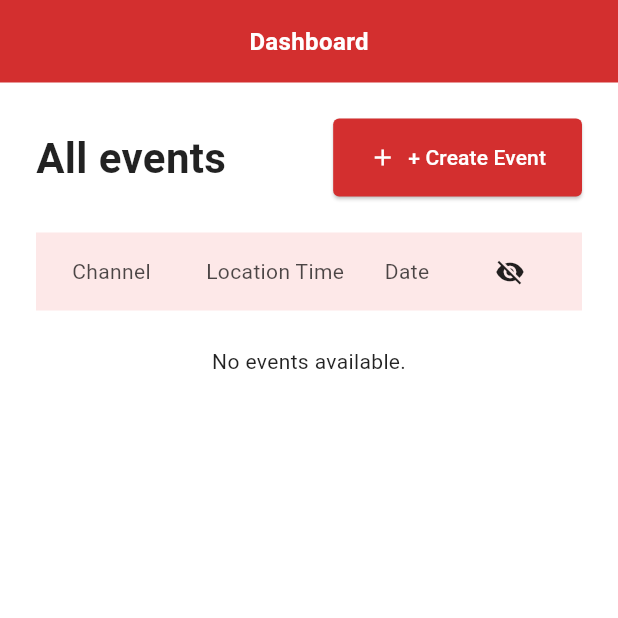
After one commit to flutter-maktech/mse_admin_dashboard, a Flutter app: the AllEventsView screen opened by its route, on a phone screen of 412 x 824 dp, the top half of it. The commit adds this screen. Run offline on Flutter 3.47's test engine with Material 3 defaults, Android fonts, the phone set to English and light mode, and no system bars; our stand-ins replace get; network calls fail.

Commit message:
race update,delate,all event fatch successfully

```diff
--- /dev/null
+++ b/lib/app/data/models/event_model.dart
@@ -0,0 +1,45 @@
+class EventModel {
+  int? id;
+  String? tvBroadcastChanel;
+  String? radioBroadcastChanel;
+  String? location;
+  String? startedAt;
+  int? raceId;
+  String? createdAt;
+  String? updatedAt;
+
+  EventModel({
+    this.id,
+    this.tvBroadcastChanel,
+    this.radioBroadcastChanel,
+    this.location,
+    this.startedAt,
+    this.raceId,
+    this.createdAt,
+    this.updatedAt,
+  });
+
+  EventModel.fromJson(Map<String, dynamic> json) {
+    id = json['id'];
+    tvBroadcastChanel = json['tv_broadcast_chanel'];
+    radioBroadcastChanel = json['radio_broadcast_chanel'];
+    location = json['location'];
+    startedAt = json['started_at'];
+    raceId = json['race_id'];
+    createdAt = json['created_at'];
+    updatedAt = json['updated_at'];
+  }
+
+  Map<String, dynamic> toJson() {
+    final Map<String, dynamic> data = <String, dynamic>{};
+    data['id'] = id;
+    data['tv_broadcast_chanel'] = tvBroadcastChanel;
+    data['radio_broadcast_chanel'] = radioBroadcastChanel;
+    data['location'] = location;
+    data['started_at'] = startedAt;
+    data['race_id'] = raceId;
+    data['created_at'] = createdAt;
+    data['updated_at'] = updatedAt;
+    return data;
+  }
+}
--- a/lib/app/data/models/race_model.dart
+++ b/lib/app/data/models/race_model.dart
@@ -1,3 +1,5 @@
+import 'event_model.dart';
+
 class RaceModel {
   int? id;
   String? name;
@@ -5,6 +7,7 @@ class RaceModel {
   int? serialNumber;
   String? createdAt;
   String? updatedAt;
+  List<EventModel>? events;
 
   RaceModel({
     this.id,
@@ -13,6 +16,7 @@ class RaceModel {
     this.serialNumber,
     this.createdAt,
     this.updatedAt,
+    this.events,
   });
 
   RaceModel.fromJson(Map<String, dynamic> json) {
@@ -22,6 +26,12 @@ class RaceModel {
     serialNumber = json['serial_number'];
     createdAt = json['created_at'];
     updatedAt = json['updated_at'];
+    if (json['events'] != null) {
+      events = <EventModel>[];
+      json['events'].forEach((v) {
+        events!.add(EventModel.fromJson(v));
+      });
+    }
   }
 
   Map<String, dynamic> toJson() {
@@ -32,6 +42,9 @@ class RaceModel {
     data['serial_number'] = serialNumber;
     data['created_at'] = createdAt;
     data['updated_at'] = updatedAt;
+    if (events != null) {
+      data['events'] = events!.map((v) => v.toJson()).toList();
+    }
     return data;
   }
 }
--- /dev/null
+++ b/lib/app/modules/all_events/bindings/all_events_binding.dart
@@ -0,0 +1,9 @@
+import 'package:get/get.dart';
+import '../controllers/all_events_controller.dart';
+
+class AllEventsBinding extends Bindings {
+  @override
+  void dependencies() {
+    Get.lazyPut<AllEventsController>(() => AllEventsController());
+  }
+}
--- /dev/null
+++ b/lib/app/modules/all_events/controllers/all_events_controller.dart
@@ -0,0 +1,34 @@
+import 'package:get/get.dart';
+import '../../../data/models/event_model.dart';
+import 'package:intl/intl.dart';
+
+class AllEventsController extends GetxController {
+  final rxEvents = <EventModel>[].obs;
+
+  @override
+  void onInit() {
+    super.onInit();
+    final events = Get.arguments as List<EventModel>? ?? [];
+    rxEvents.assignAll(events);
+  }
+
+  String formatTime(String? isoString) {
+    if (isoString == null || isoString.isEmpty) return 'N/A';
+    try {
+      final date = DateTime.parse(isoString);
+      return DateFormat('hh:mm a').format(date);
+    } catch (e) {
+      return 'Invalid Time';
+    }
+  }
+
+  String formatDate(String? isoString) {
+    if (isoString == null || isoString.isEmpty) return 'N/A';
+    try {
+      final date = DateTime.parse(isoString);
+      return DateFormat('dd/MM/yyyy').format(date);
+    } catch (e) {
+      return 'Invalid Date';
+    }
+  }
+}
--- /dev/null
+++ b/lib/app/modules/all_events/views/all_events_view.dart
@@ -0,0 +1,120 @@
+import 'package:flutter/material.dart';
+import 'package:get/get.dart';
+import '../controllers/all_events_controller.dart';
+import '../../../constants/app_colors.dart';
+
+class AllEventsView extends GetView<AllEventsController> {
+  const AllEventsView({Key? key}) : super(key: key);
+
+  @override
+  Widget build(BuildContext context) {
+    return Scaffold(
+      backgroundColor: AppColors.rowWhite,
+      body: SingleChildScrollView(
+        child: Column(
+          crossAxisAlignment: CrossAxisAlignment.start,
+          children: [
+            // Top Dashboard button
+            Container(
+              width: double.infinity,
+              color: AppColors.primaryRed,
+              padding: const EdgeInsets.symmetric(vertical: 16),
+              alignment: Alignment.center,
+              child: InkWell(
+                onTap: () => Get.back(),
+                child: const Text('Dashboard', style: TextStyle(color: AppColors.rowWhite, fontSize: 16, fontWeight: FontWeight.bold)),
+              ),
+            ),
+
+            Padding(
+              padding: const EdgeInsets.all(24.0),
+              child: Column(
+                crossAxisAlignment: CrossAxisAlignment.start,
+                children: [
+                  Row(
+                    mainAxisAlignment: MainAxisAlignment.spaceBetween,
+                    children: [
+                      const Text(
+                        'All events',
+                        style: TextStyle(fontSize: 28, fontWeight: FontWeight.bold, color: AppColors.textBlack),
+                      ),
+                      ElevatedButton.icon(
+                        style: ElevatedButton.styleFrom(
+                          backgroundColor: AppColors.primaryRed,
+                          foregroundColor: AppColors.rowWhite,
+                          padding: const EdgeInsets.symmetric(horizontal: 24, vertical: 16),
+                          shape: RoundedRectangleBorder(borderRadius: BorderRadius.circular(4)),
+                        ),
+                        onPressed: () {
+                          // Handle create event
+                        },
+                        icon: const Icon(Icons.add, size: 18),
+                        label: const Text('+ Create Event'),
+                      ),
+                    ],
+                  ),
+                  const SizedBox(height: 24),
+
+                  // Table Header
+                  Container(
+                    padding: const EdgeInsets.symmetric(horizontal: 24, vertical: 16),
+                    decoration: const BoxDecoration(color: AppColors.headerPink),
+                    child: Row(
+                      children: [
+                        Expanded(flex: 3, child: Text('Channel', style: TextStyle(color: AppColors.textBlack.withOpacity(0.7)))),
+                        Expanded(flex: 2, child: Text('Location', style: TextStyle(color: AppColors.textBlack.withOpacity(0.7)))),
+                        Expanded(flex: 2, child: Text('Time', style: TextStyle(color: AppColors.textBlack.withOpacity(0.7)))),
+                        Expanded(flex: 2, child: Text('Date', style: TextStyle(color: AppColors.textBlack.withOpacity(0.7)))),
+                        const SizedBox(width: 48, child: Icon(Icons.visibility_off, size: 20)),
+                      ],
+                    ),
+                  ),
+
+                  // Table Body
+                  Obx(() {
+                    if (controller.rxEvents.isEmpty) {
+                      return const Padding(
+                        padding: EdgeInsets.all(24.0),
+                        child: Center(child: Text('No events available.', style: TextStyle(color: AppColors.textBlack))),
+                      );
+                    }
+
+                    return ListView.builder(
+                      shrinkWrap: true,
+                      physics: const NeverScrollableScrollPhysics(),
+                      itemCount: controller.rxEvents.length,
+                      itemBuilder: (context, index) {
+                        final event = controller.rxEvents[index];
+                        final isEven = index % 2 == 0;
+
+                        return Container(
+                          padding: const EdgeInsets.symmetric(horizontal: 24, vertical: 16),
+                          color: isEven ? AppColors.rowGrey : AppColors.rowWhite,
+                          child: Row(
+                            children: [
+                              Expanded(flex: 3, child: Text(event.tvBroadcastChanel ?? 'N/A', style: const TextStyle(color: AppColors.textBlack))),
+                              Expanded(flex: 2, child: Text(event.location ?? 'N/A', style: const TextStyle(color: AppColors.textBlack))),
+                              Expanded(flex: 2, child: Text(controller.formatTime(event.startedAt), style: const TextStyle(color: AppColors.textBlack))),
+                              Expanded(flex: 2, child: Text(controller.formatDate(event.startedAt), style: const TextStyle(color: AppColors.textBlack))),
+                              const SizedBox(
+                                width: 48,
+                                child: Align(
+                                  alignment: Alignment.centerRight,
+                                  child: Icon(Icons.more_vert, size: 20, color: AppColors.textBlack),
+                                ),
+                              ),
+                            ],
+                          ),
+                        );
+                      },
+                    );
+                  }),
+                ],
+              ),
+            ),
+          ],
+        ),
+      ),
+    );
+  }
+}
--- a/lib/app/routes/app_pages.dart
+++ b/lib/app/routes/app_pages.dart
@@ -4,6 +4,10 @@ import '../modules/home/bindings/home_binding.dart';
 import '../modules/home/views/home_view.dart';
 import '../modules/race_admin/bindings/race_admin_binding.dart';
 import '../modules/race_admin/views/race_admin_view.dart';
+import '../modules/update_race/bindings/update_race_binding.dart';
+import '../modules/update_race/views/update_race_view.dart';
+import '../modules/all_events/bindings/all_events_binding.dart';
+import '../modules/all_events/views/all_events_view.dart';
 
 part 'app_routes.dart';
 
@@ -23,5 +27,15 @@ class AppPages {
       page: () => const RaceAdminView(),
       binding: RaceAdminBinding(),
     ),
+    GetPage(
+      name: _Paths.UPDATE_RACE,
+      page: () => const UpdateRaceView(),
+      binding: UpdateRaceBinding(),
+    ),
+    GetPage(
+      name: _Paths.ALL_EVENTS,
+      page: () => const AllEventsView(),
+      binding: AllEventsBinding(),
+    ),
   ];
 }
--- a/lib/app/routes/app_routes.dart
+++ b/lib/app/routes/app_routes.dart
@@ -5,10 +5,14 @@ abstract class Routes {
   Routes._();
   static const HOME = _Paths.HOME;
   static const RACE_ADMIN = _Paths.RACE_ADMIN;
+  static const UPDATE_RACE = _Paths.UPDATE_RACE;
+  static const ALL_EVENTS = _Paths.ALL_EVENTS;
 }
 
 abstract class _Paths {
   _Paths._();
   static const HOME = '/home';
   static const RACE_ADMIN = '/race-admin';
+  static const UPDATE_RACE = '/update-race';
+  static const ALL_EVENTS = '/all-events';
 }
--- a/pubspec.yaml
+++ b/pubspec.yaml
@@ -35,6 +35,7 @@ dependencies:
   # Use with the CupertinoIcons class for iOS style icons.
   cupertino_icons: ^1.0.8
   get: ^4.7.3
+  intl: ^0.20.3
 
 dev_dependencies:
   flutter_test:
```
Also changed, not shown: lib/app/data/providers/api_provider.dart (+14 -0 lines), lib/app/modules/race_admin/controllers/race_admin_controller.dart (+11 -0 lines), lib/app/modules/race_admin/views/race_admin_view.dart (+77 -14 lines), lib/app/modules/update_race/bindings/update_race_binding.dart (added, +12 -0 lines), lib/app/modules/update_race/controllers/update_race_controller.dart (added, +70 -0 lines), lib/app/modules/update_race/views/update_race_view.dart (added, +100 -0 lines), pubspec.lock.
